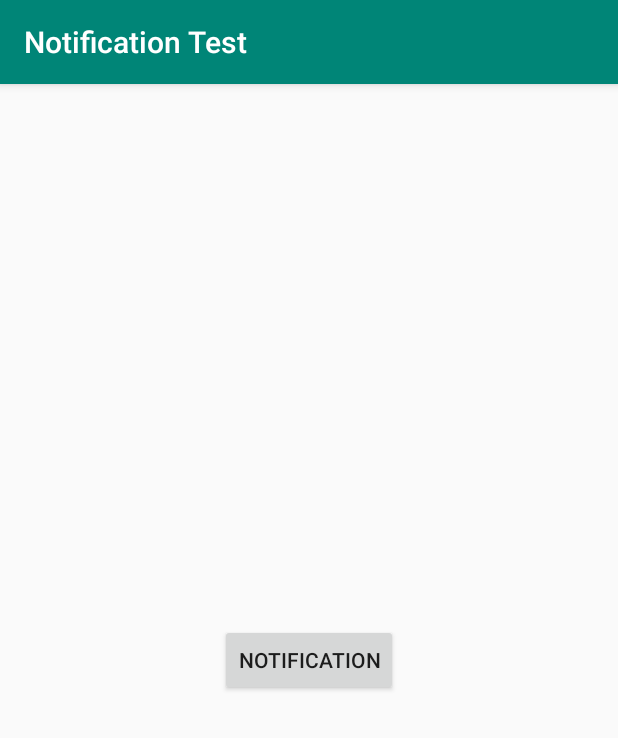
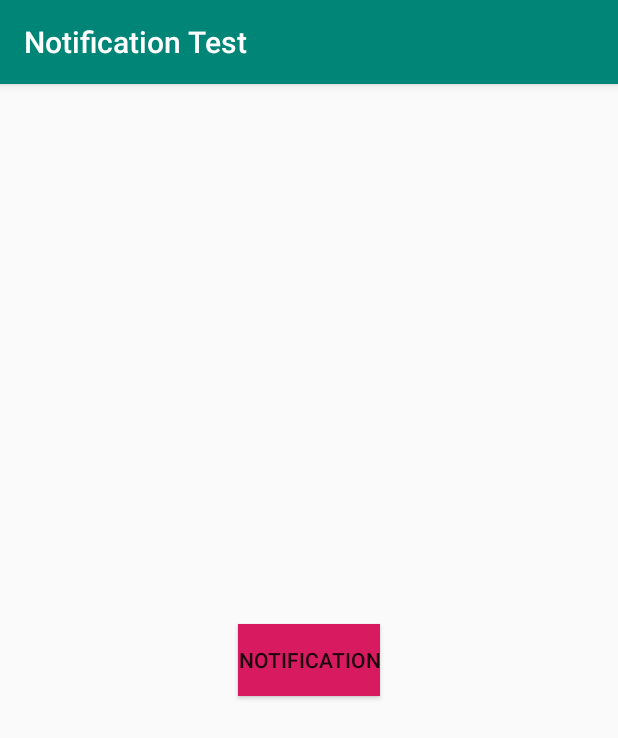
Before and after one commit to oviice/Git-test-for-DMP, an Android app: the screen it shows after launch (MainActivity), on a phone screen of 412 x 824 dp. Shown: the top 738 px of the screen. Run offline under Robolectric (Android 15) with nearby library versions, the phone set to English and light mode, and no system bars.

Commit message:
Color added

```diff
--- a/app/src/main/res/layout/activity_main.xml
+++ b/app/src/main/res/layout/activity_main.xml
@@ -11,6 +11,7 @@
         android:id="@+id/notificationBtn"
         android:layout_width="wrap_content"
         android:layout_height="wrap_content"
-        android:text="Notification" />
+        android:text="Notification"
+        android:background="@color/colorAccent"/>
 
 </LinearLayout>
```
